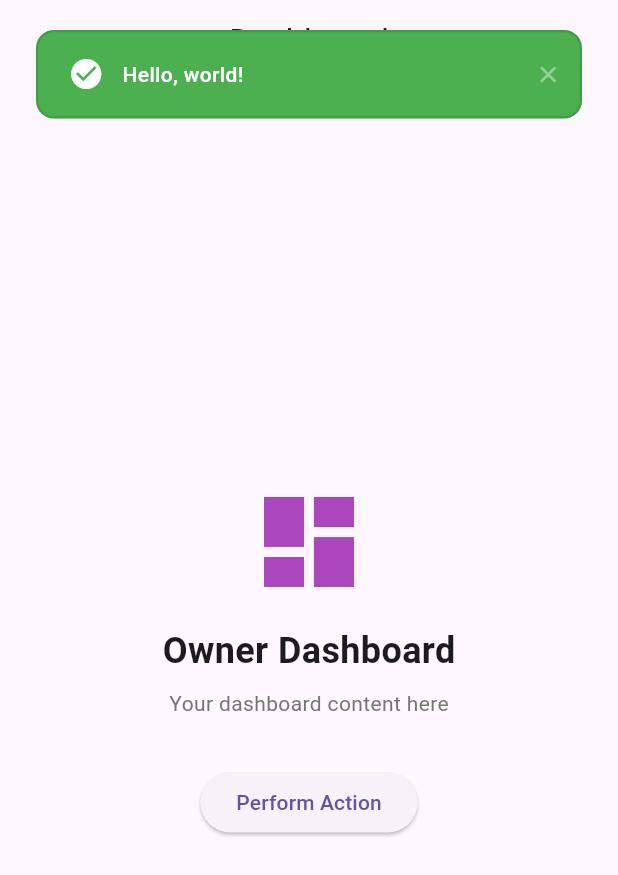
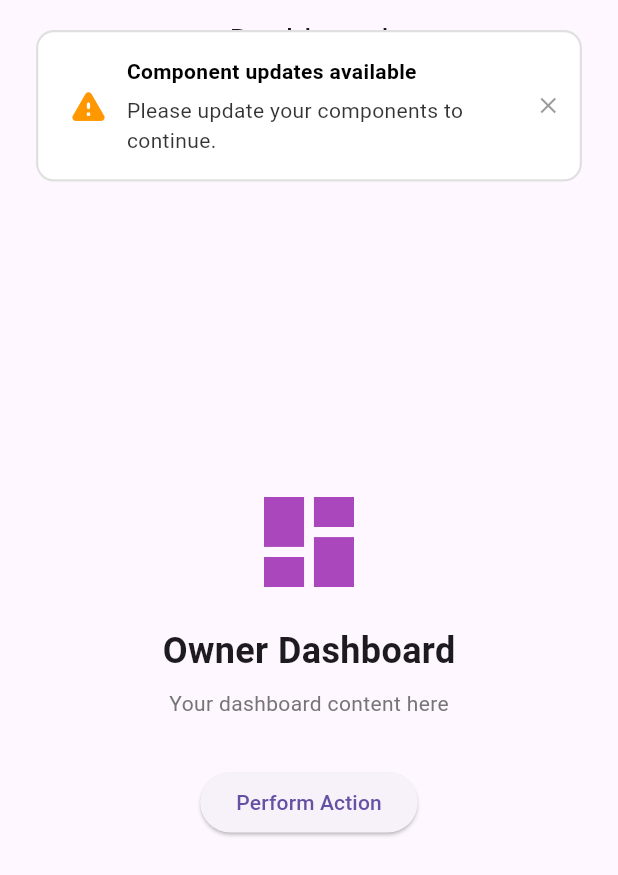
Before and after one commit to Dendysurya15/flutter-restaurant, a Flutter app: the DashboardOwnerView screen opened by its route, after a tap on "Perform Action", on a phone screen of 412 x 824 dp. Shown: the top 875 px of the screen. Run offline on Flutter 3.47's test engine with Material 3 defaults, Android fonts, the light colour scheme and no system bars; drawn by our look-alikes of toastification; our stand-ins replace flutter_dotenv, get, supabase_flutter; accounts and stored records are empty; network calls fail.

Commit message:
toastification wrapper

```diff
--- /dev/null
+++ b/lib/app/helper/toast_helper.dart
@@ -0,0 +1,48 @@
+// toast_helper.dart
+import 'package:flutter/material.dart';
+import 'package:toastification/toastification.dart';
+
+class ToastHelper {
+  static void showToast({
+    required BuildContext context,
+    required String title,
+    required String description,
+    required ToastificationType type,
+  }) {
+    toastification.show(
+      context: context,
+      type: type,
+      style: ToastificationStyle.flat,
+      title: Text(title, style: const TextStyle(fontWeight: FontWeight.bold)),
+      description: Text(description),
+      alignment: Alignment.topCenter,
+      autoCloseDuration: const Duration(seconds: 4),
+      animationBuilder: (context, animation, alignment, child) {
+        return FadeTransition(opacity: animation, child: child);
+      },
+      icon: _getIcon(type),
+      borderRadius: BorderRadius.circular(12.0),
+      pauseOnHover: false,
+    );
+  }
+
+  /// Pick icon based on toast type
+  static Icon _getIcon(ToastificationType type) {
+    switch (type) {
+      case ToastificationType.success:
+        return const Icon(Icons.check_circle, color: Colors.green, size: 27);
+      case ToastificationType.error:
+        return const Icon(Icons.error, color: Colors.red, size: 27);
+      case ToastificationType.warning:
+        return const Icon(
+          Icons.warning_rounded,
+          color: Colors.orange,
+          size: 27,
+        );
+      case ToastificationType.info:
+        return const Icon(Icons.info, color: Colors.blue, size: 27);
+      default:
+        return const Icon(Icons.notifications, size: 27);
+    }
+  }
+}
--- a/lib/app/modules/dashboard_owner/views/dashboard_owner_view.dart
+++ b/lib/app/modules/dashboard_owner/views/dashboard_owner_view.dart
@@ -1,6 +1,7 @@
 // dashboard_owner_view.dart
 import 'package:flutter/material.dart';
 import 'package:get/get.dart';
+import 'package:restaurant/app/helper/toast_helper.dart';
 import 'package:toastification/toastification.dart';
 // import 'package:restaurant/app/widgets/bottom_navigation/owner_bottom_nav.dart';
 import '../controllers/dashboard_owner_controller.dart';
@@ -34,20 +35,11 @@ class DashboardOwnerView extends GetView<DashboardOwnerController> {
             SizedBox(height: 32),
             ElevatedButton(
               onPressed: () {
-                toastification.show(
-                  alignment: Alignment.topCenter,
-                  context: context, // optional if you use ToastificationWrapper
-                  title: Text('Hello, world!'),
-                  autoCloseDuration: const Duration(seconds: 4),
-                  showIcon: true,
-                  backgroundColor: Colors.green,
-                  foregroundColor: Colors.white,
-                  icon: Icon(Icons.check_circle, color: Colors.white),
-                  showProgressBar: true,
-                  animationDuration: const Duration(milliseconds: 300),
-                  animationBuilder: (context, animation, alignment, child) {
-                    return FadeTransition(child: child, opacity: animation);
-                  },
+                ToastHelper.showToast(
+                  context: context,
+                  title: "Component updates available",
+                  description: "Please update your components to continue.",
+                  type: ToastificationType.warning,
                 );
               },
               child: const Text('Perform Action'),
--- a/lib/app/modules/home/controllers/home_controller.dart
+++ b/lib/app/modules/home/controllers/home_controller.dart
@@ -1,7 +1,9 @@
 import 'package:flutter/material.dart';
 import 'package:get/get.dart';
+import 'package:restaurant/app/helper/toast_helper.dart';
 import 'package:restaurant/app/modules/dashboard_owner/views/dashboard_owner_view.dart';
 import 'package:restaurant/app/modules/store/views/store_view.dart';
+import 'package:toastification/toastification.dart';
 
 class HomeController extends GetxController {
   final selectedIndex = 0.obs;
--- a/lib/main.dart
+++ b/lib/main.dart
@@ -3,6 +3,7 @@ import 'package:restaurant/app/controllers/auth_controller.dart';
 import 'package:restaurant/app/utils/loading.dart';
 import 'package:flutter/material.dart';
 import 'package:get/get.dart';
+import 'package:toastification/toastification.dart';
 import 'app/routes/app_pages.dart';
 import 'package:flutter_dotenv/flutter_dotenv.dart';
 
@@ -30,13 +31,16 @@ class MyApp extends StatelessWidget {
           final session = asyncSnapshot.data?.session;
           final user = session?.user;
 
-          return GetMaterialApp(
+          return ToastificationWrapper(
+            child: GetMaterialApp(
               title: 'Restaurant App with Supabase',
+              debugShowCheckedModeBanner: false,
               initialRoute: user != null && user.emailConfirmedAt != null
                   ? Routes.HOME
                   : Routes.LOGIN,
               getPages: AppPages.routes,
               theme: ThemeData(primarySwatch: Colors.blue),
+            ),
           );
         }
         return LoadingView();
```
Also changed, not shown: lib/app/modules/store/controllers/store_controller.dart (+0 -34 lines), lib/app/widgets/notification/custom_toast.dart (deleted, +0 -98 lines). Lines whose indentation alone changed are shown as unchanged.
